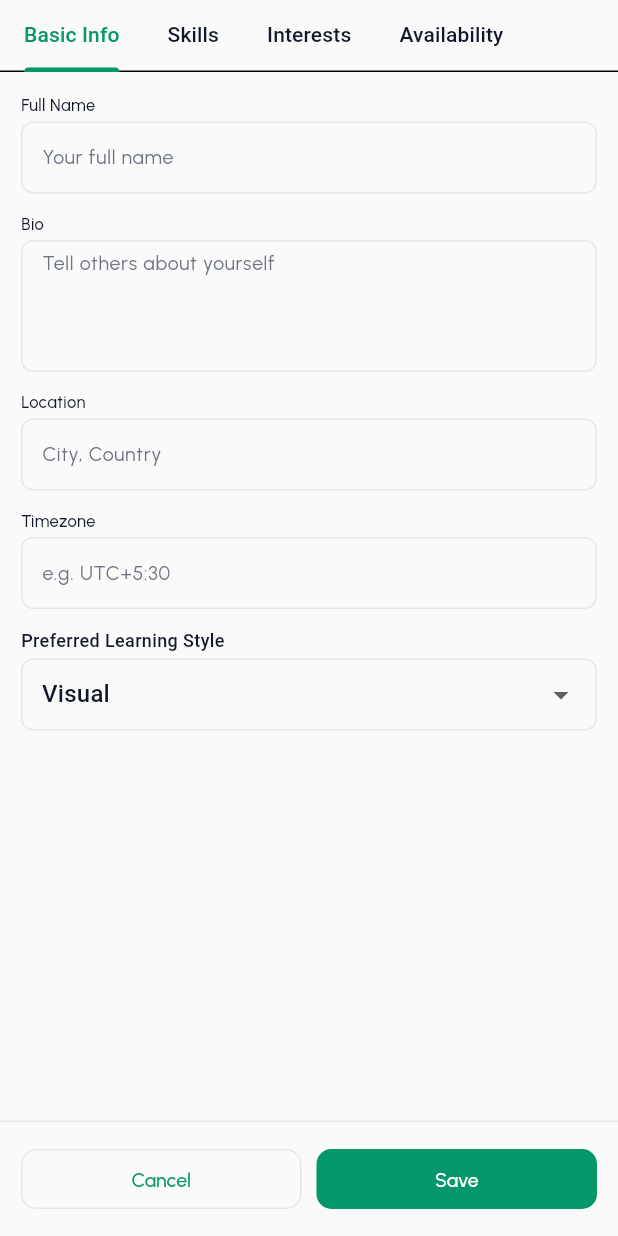
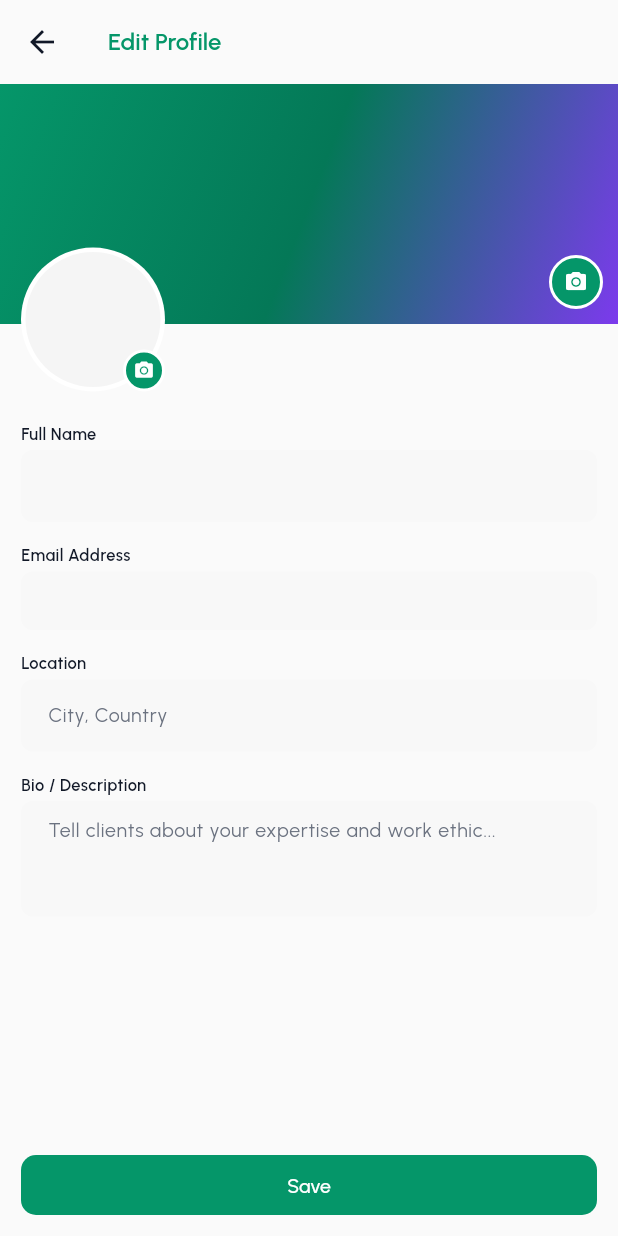
Before and after one commit to Pushparaj13811/flutter, a Flutter app: the ProfileEdit widget shown alone on an empty page, opened directly with empty values, on a phone screen of 412 x 824 dp. Run offline on Flutter 3.47's test engine with Material 3 defaults, Android fonts, the phone set to English and light mode, and no system bars; our stand-ins replace cached_network_image, chewie, cloud_firestore, connectivity_plus, firebase_auth, firebase_core and 13 more; missing offline and left inert: agora_rtc_engine; accounts and stored records are empty.

Commit message:
feat: redesign profile with gradient header, manage profile button, clean edit page
- Own profile: emerald gradient header, centered avatar, Manage Profile button
- Activity stats in gradient 2x2 grid card
- Clean nav list (sessions, community, settings) — removed logout (in settings)
- Edit profile: clean single-page with cover+avatar header, filled gray inputs, pinned save button
- Removed 3-dot menu from own profile

Co-Authored-By: Claude Opus 4.6 (1M context) <noreply@anthropic.com>

```diff
--- a/lib/features/profile/widgets/profile_edit.dart
+++ b/lib/features/profile/widgets/profile_edit.dart
@@ -1,16 +1,22 @@
-// Profile edit form widget
+// Profile edit form — clean single-page layout with cover + avatar header
 
+import 'dart:io';
+
+import 'package:cached_network_image/cached_network_image.dart';
 import 'package:flutter/material.dart';
 import 'package:flutter_riverpod/flutter_riverpod.dart';
+import 'package:image_picker/image_picker.dart';
+import 'package:skill_exchange/config/di/providers.dart';
+import 'package:skill_exchange/core/theme/app_colors_extension.dart';
+import 'package:skill_exchange/core/theme/app_gradients.dart';
 import 'package:skill_exchange/core/theme/app_spacing.dart';
+import 'package:skill_exchange/core/theme/app_radius.dart';
+import 'package:skill_exchange/core/theme/app_text_styles.dart';
 import 'package:skill_exchange/core/widgets/app_button.dart';
-import 'package:skill_exchange/core/widgets/app_text_field.dart';
-import 'package:skill_exchange/data/models/skill_model.dart';
+import 'package:skill_exchange/core/widgets/user_avatar.dart';
 import 'package:skill_exchange/data/models/update_profile_dto.dart';
 import 'package:skill_exchange/data/models/user_profile_model.dart';
 import 'package:skill_exchange/features/profile/providers/profile_provider.dart';
-import 'package:skill_exchange/features/profile/widgets/availability_grid.dart';
-import 'package:skill_exchange/features/profile/widgets/skills_section.dart';
 
 class ProfileEdit extends ConsumerStatefulWidget {
   const ProfileEdit({
@@ -29,51 +35,17 @@ class ProfileEdit extends ConsumerStatefulWidget {
 }
 
 class _ProfileEditState extends ConsumerState<ProfileEdit> {
-  // ── Controllers ──────────────────────────────────────────────────────────
-
   late final TextEditingController _fullNameController;
   late final TextEditingController _bioController;
   late final TextEditingController _locationController;
-  late final TextEditingController _timezoneController;
-  late final TextEditingController _interestInputController;
-
-  // ── Mutable edit state ───────────────────────────────────────────────────
-
-  late String _preferredLearningStyle;
-  late List<SkillModel> _skillsToTeach;
-  late List<SkillModel> _skillsToLearn;
-  late List<String> _interests;
-  late AvailabilityModel _editedAvailability;
-
-  // ── Learning style options ───────────────────────────────────────────────
-
-  static const List<String> _learningStyles = [
-    'visual',
-    'auditory',
-    'kinesthetic',
-    'reading',
-  ];
 
   @override
   void initState() {
     super.initState();
-
     final p = widget.profile;
-
     _fullNameController = TextEditingController(text: p.fullName);
     _bioController = TextEditingController(text: p.bio ?? '');
     _locationController = TextEditingController(text: p.location ?? '');
-    _timezoneController = TextEditingController(text: p.timezone ?? '');
-    _interestInputController = TextEditingController();
-
-    _preferredLearningStyle = _learningStyles.contains(p.preferredLearningStyle)
-        ? p.preferredLearningStyle
-        : 'visual';
-
-    _skillsToTeach = List<SkillModel>.from(p.skillsToTeach);
-    _skillsToLearn = List<SkillModel>.from(p.skillsToLearn);
-    _interests = List<String>.from(p.interests);
-    _editedAvailability = p.availability;
   }
 
   @override
@@ -81,24 +53,14 @@ class _ProfileEditState extends ConsumerState<ProfileEdit> {
     _fullNameController.dispose();
     _bioController.dispose();
     _locationController.dispose();
-    _timezoneController.dispose();
-    _interestInputController.dispose();
     super.dispose();
   }
-
-  // ── Save ─────────────────────────────────────────────────────────────────
 
   Future<void> _save() async {
     final dto = UpdateProfileDto(
       fullName: _fullNameController.text.trim(),
       bio: _bioController.text.trim(),
       location: _locationController.text.trim(),
-      timezone: _timezoneController.text.trim(),
-      preferredLearningStyle: _preferredLearningStyle,
-      skillsToTeach: _skillsToTeach,
-      skillsToLearn: _skillsToLearn,
-      interests: _interests,
-      availability: _editedAvailability,
     );
 
     final success = await ref
@@ -117,271 +79,296 @@ class _ProfileEditState extends ConsumerState<ProfileEdit> {
     }
   }
 
-  // ── Helpers ──────────────────────────────────────────────────────────────
+  Future<void> _pickAvatar() async {
+    final picker = ImagePicker();
+    final image = await picker.pickImage(source: ImageSource.gallery, maxWidth: 512);
+    if (image == null) return;
 
-  void _addInterest() {
-    final text = _interestInputController.text.trim();
-    if (text.isEmpty) return;
-    if (_interests.contains(text)) {
-      _interestInputController.clear();
-      return;
+    final file = File(image.path);
+    final url = await ref.read(profileNotifierProvider.notifier).uploadAvatar(file);
+    if (url != null && mounted) {
+      ref.invalidate(currentProfileProvider);
+      ScaffoldMessenger.of(context).showSnackBar(
+        const SnackBar(content: Text('Avatar updated!')),
+      );
     }
-    setState(() {
-      _interests = [..._interests, text];
-      _interestInputController.clear();
-    });
   }
 
-  void _removeInterest(String interest) {
-    setState(() {
-      _interests = _interests.where((i) => i != interest).toList();
-    });
+  Future<void> _pickCover() async {
+    final picker = ImagePicker();
+    final image = await picker.pickImage(source: ImageSource.gallery, maxWidth: 1200);
+    if (image == null) return;
+
+    final file = File(image.path);
+    try {
+      await ref.read(profileFirestoreServiceProvider).uploadCoverImage(file);
+      if (mounted) {
+        ref.invalidate(currentProfileProvider);
+        ScaffoldMessenger.of(context).showSnackBar(
+          const SnackBar(content: Text('Cover image updated!')),
+        );
+      }
+    } catch (e) {
+      if (mounted) {
+        ScaffoldMessenger.of(context).showSnackBar(
+          SnackBar(content: Text('Failed to upload cover: $e')),
+        );
+      }
+    }
   }
 
-  // ── Tab pages ────────────────────────────────────────────────────────────
+  @override
+  Widget build(BuildContext context) {
+    final colors = context.colors;
+    final notifierState = ref.watch(profileNotifierProvider);
+    final isSaving = notifierState is AsyncLoading;
+    final profile = widget.profile;
 
-  Widget _buildBasicInfoTab() {
-    return ListView(
-      padding: const EdgeInsets.all(AppSpacing.screenPadding),
+    return Column(
       children: [
-        AppTextField(
-          label: 'Full Name',
-          hint: 'Your full name',
-          controller: _fullNameController,
+        // App bar
+        AppBar(
+          leading: IconButton(
+            icon: const Icon(Icons.arrow_back),
+            onPressed: widget.onCancel,
           ),
-        const SizedBox(height: AppSpacing.inputGap),
-        AppTextField(
-          label: 'Bio',
-          hint: 'Tell others about yourself',
-          controller: _bioController,
-          maxLines: 4,
+          title: Text(
+            'Edit Profile',
+            style: AppTextStyles.h4.copyWith(color: colors.primary),
           ),
-        const SizedBox(height: AppSpacing.inputGap),
-        AppTextField(
-          label: 'Location',
-          hint: 'City, Country',
-          controller: _locationController,
+          backgroundColor: Colors.transparent,
+          elevation: 0,
         ),
-        const SizedBox(height: AppSpacing.inputGap),
-        AppTextField(
-          label: 'Timezone',
-          hint: 'e.g. UTC+5:30',
-          controller: _timezoneController,
+
+        // Scrollable content
+        Expanded(
+          child: SingleChildScrollView(
+            child: Column(
+              crossAxisAlignment: CrossAxisAlignment.start,
+              children: [
+                // Cover + Avatar
+                _buildCoverWithAvatar(context, colors, profile),
+                const SizedBox(height: AppSpacing.xl),
+
+                // Form fields
+                Padding(
+                  padding: const EdgeInsets.symmetric(horizontal: AppSpacing.screenPadding),
+                  child: Column(
+                    crossAxisAlignment: CrossAxisAlignment.start,
+                    children: [
+                      _buildFieldLabel('Full Name'),
+                      const SizedBox(height: AppSpacing.xs),
+                      _buildFilledField(colors, _fullNameController),
+                      const SizedBox(height: AppSpacing.lg),
+
+                      _buildFieldLabel('Email Address'),
+                      const SizedBox(height: AppSpacing.xs),
+                      _buildReadOnlyField(colors, profile.email),
+                      const SizedBox(height: AppSpacing.lg),
+
+                      _buildFieldLabel('Location'),
+                      const SizedBox(height: AppSpacing.xs),
+                      _buildFilledField(colors, _locationController, hint: 'City, Country'),
+                      const SizedBox(height: AppSpacing.lg),
+
+                      _buildFieldLabel('Bio / Description'),
+                      const SizedBox(height: AppSpacing.xs),
+                      _buildFilledField(
+                        colors,
+                        _bioController,
+                        hint: 'Tell clients about your expertise and work ethic...',
+                        maxLines: 3,
                       ),
-        const SizedBox(height: AppSpacing.inputGap),
-        _LabeledDropdown<String>(
-          label: 'Preferred Learning Style',
-          value: _preferredLearningStyle,
-          items: _learningStyles,
-          itemLabel: (s) => _capitalize(s),
-          onChanged: (val) {
-            if (val != null) setState(() => _preferredLearningStyle = val);
-          },
+                      const SizedBox(height: AppSpacing.xxxl),
+                    ],
                   ),
-      ],
-    );
-  }
-
-  Widget _buildSkillsTab() {
-    return ListView(
-      padding: const EdgeInsets.all(AppSpacing.screenPadding),
-      children: [
-        SkillsSection(
-          title: 'Skills to Teach',
-          skills: _skillsToTeach,
-          onChanged: (updated) => setState(() => _skillsToTeach = updated),
-        ),
-        const SizedBox(height: AppSpacing.sectionGap),
-        SkillsSection(
-          title: 'Skills to Learn',
-          skills: _skillsToLearn,
-          onChanged: (updated) => setState(() => _skillsToLearn = updated),
-        ),
-      ],
-    );
-  }
-
-  Widget _buildInterestsTab() {
-    return ListView(
-      padding: const EdgeInsets.all(AppSpacing.screenPadding),
-      children: [
-        if (_interests.isEmpty)
-          const Padding(
-            padding: EdgeInsets.only(bottom: AppSpacing.md),
-            child: Text('No interests added yet.'),
-          )
-        else
-          Wrap(
-            spacing: AppSpacing.sm,
-            runSpacing: AppSpacing.sm,
-            children: _interests.map((interest) {
-              return Chip(
-                label: Text(interest),
-                deleteIcon: const Icon(Icons.close, size: 16),
-                onDeleted: () => _removeInterest(interest),
-              );
-            }).toList(),
-          ),
-        const SizedBox(height: AppSpacing.lg),
-        Row(
-          children: [
-            Expanded(
-              child: AppTextField(
-                hint: 'Add an interest',
-                controller: _interestInputController,
-                onChanged: (_) => setState(() {}),
-              ),
-            ),
-            const SizedBox(width: AppSpacing.sm),
-            AppButton.primary(
-              label: 'Add',
-              onPressed: _interestInputController.text.trim().isNotEmpty
-                  ? _addInterest
-                  : null,
                 ),
               ],
             ),
-      ],
-    );
-  }
-
-  Widget _buildAvailabilityTab() {
-    return ListView(
-      padding: const EdgeInsets.all(AppSpacing.screenPadding),
-      children: [
-        AvailabilityGrid(
-          availability: _editedAvailability,
-          readOnly: false,
-          onChanged: (updated) =>
-              setState(() => _editedAvailability = updated),
-        ),
-      ],
-    );
-  }
-
-  // ── Build ────────────────────────────────────────────────────────────────
-
-  @override
-  Widget build(BuildContext context) {
-    final notifierState = ref.watch(profileNotifierProvider);
-    final isSaving = notifierState is AsyncLoading;
-
-    return SafeArea(
-      child: DefaultTabController(
-      length: 4,
-      child: Column(
-        children: [
-          // ── Tab bar ───────────────────────────────────────────────────────
-          const TabBar(
-            isScrollable: true,
-            tabAlignment: TabAlignment.start,
-            tabs: [
-              Tab(text: 'Basic Info'),
-              Tab(text: 'Skills'),
-              Tab(text: 'Interests'),
-              Tab(text: 'Availability'),
-            ],
-          ),
-
-          // ── Tab content ───────────────────────────────────────────────────
-          Expanded(
-            child: TabBarView(
-              children: [
-                _buildBasicInfoTab(),
-                _buildSkillsTab(),
-                _buildInterestsTab(),
-                _buildAvailabilityTab(),
-              ],
           ),
         ),
 
-          // ── Action buttons ────────────────────────────────────────────────
-          const Divider(height: 1),
-          Padding(
-            padding: const EdgeInsets.all(AppSpacing.screenPadding),
-            child: Row(
-              children: [
-                Expanded(
-                  child: AppButton.outline(
-                    label: 'Cancel',
-                    onPressed: isSaving ? null : widget.onCancel,
+        // Save button pinned at bottom
+        Container(
+          padding: EdgeInsets.only(
+            left: AppSpacing.screenPadding,
+            right: AppSpacing.screenPadding,
+            top: AppSpacing.md,
+            bottom: MediaQuery.of(context).padding.bottom + AppSpacing.md,
           ),
-                ),
-                const SizedBox(width: AppSpacing.md),
-                Expanded(
+          child: SizedBox(
+            width: double.infinity,
             child: AppButton.primary(
               label: 'Save',
               isLoading: isSaving,
               onPressed: isSaving ? null : _save,
             ),
           ),
+        ),
       ],
+    );
+  }
+
+  Widget _buildCoverWithAvatar(
+      BuildContext context, AppColorsExtension colors, UserProfileModel profile) {
+    const double coverHeight = 160.0;
+    const double avatarSize = 90.0;
+    const double avatarOverlap = avatarSize / 2;
+
+    return SizedBox(
+      height: coverHeight + avatarOverlap,
+      child: Stack(
+        clipBehavior: Clip.none,
+        children: [
+          // Cover image
+          GestureDetector(
+            onTap: _pickCover,
+            child: SizedBox(
+              height: coverHeight,
+              width: double.infinity,
+              child: Stack(
+                children: [
+                  if (profile.coverImage != null && profile.coverImage!.isNotEmpty)
+                    CachedNetworkImage(
+                      imageUrl: profile.coverImage!,
+                      fit: BoxFit.cover,
+                      width: double.infinity,
+                      height: coverHeight,
+                      errorWidget: (_, _, _) => Container(
+                        decoration: BoxDecoration(
+                          gradient: AppGradients.heroFor(Theme.of(context).brightness),
+                        ),
+                      ),
+                    )
+                  else
+                    Container(
+                      decoration: BoxDecoration(
+                        gradient: AppGradients.heroFor(Theme.of(context).brightness),
+                      ),
+                    ),
+                  // Camera icon on cover
+                  Positioned(
+                    bottom: 10,
+                    right: 10,
+                    child: Container(
+                      width: 36,
+                      height: 36,
+                      decoration: BoxDecoration(
+                        color: colors.primary,
+                        shape: BoxShape.circle,
+                        border: Border.all(color: Colors.white, width: 2),
+                      ),
+                      child: const Icon(Icons.camera_alt, size: 16, color: Colors.white),
                     ),
                   ),
                 ],
               ),
             ),
+          ),
+
+          // Avatar overlapping bottom of cover
+          Positioned(
+            bottom: 0,
+            left: AppSpacing.screenPadding,
+            child: GestureDetector(
+              onTap: _pickAvatar,
+              child: Stack(
+                children: [
+                  Container(
+                    padding: const EdgeInsets.all(3),
+                    decoration: BoxDecoration(
+                      shape: BoxShape.circle,
+                      color: colors.card,
+                    ),
+                    child: UserAvatar(
+                      imageUrl: profile.avatar,
+                      name: profile.fullName,
+                      size: avatarSize,
+                    ),
+                  ),
+                  Positioned(
+                    bottom: 0,
+                    right: 0,
+                    child: Container(
+                      width: 28,
+                      height: 28,
+                      decoration: BoxDecoration(
+                        color: colors.primary,
+                        shape: BoxShape.circle,
+                        border: Border.all(color: Colors.white, width: 2),
+                      ),
+                      child: const Icon(Icons.camera_alt, size: 14, color: Colors.white),
+                    ),
+                  ),
+                ],
+              ),
+            ),
+          ),
+        ],
+      ),
     );
   }
 
-  String _capitalize(String s) {
-    if (s.isEmpty) return s;
-    return s[0].toUpperCase() + s.substring(1);
-  }
+  Widget _buildFieldLabel(String label) {
+    return Text(
+      label,
+      style: AppTextStyles.labelMedium.copyWith(
+        color: Theme.of(context).colorScheme.onSurface,
+        fontWeight: FontWeight.w600,
+      ),
+    );
   }
 
-// ── Reusable labeled dropdown ─────────────────────────────────────────────────
-
-class _LabeledDropdown<T> extends StatelessWidget {
-  const _LabeledDropdown({
-    super.key,
-    required this.label,
-    required this.value,
-    required this.items,
-    required this.itemLabel,
-    required this.onChanged,
-  });
-
-  final String label;
-  final T value;
-  final List<T> items;
-  final String Function(T) itemLabel;
-  final ValueChanged<T?> onChanged;
-
-  @override
-  Widget build(BuildContext context) {
-    return Column(
-      crossAxisAlignment: CrossAxisAlignment.start,
-      mainAxisSize: MainAxisSize.min,
-      children: [
-        Text(
-          label,
-          style: const TextStyle(
-            fontSize: 12,
-            fontWeight: FontWeight.w500,
-            height: 1.4,
+  Widget _buildFilledField(
+    AppColorsExtension colors,
+    TextEditingController controller, {
+    String? hint,
+    int maxLines = 1,
+  }) {
+    return TextField(
+      controller: controller,
+      maxLines: maxLines,
+      style: AppTextStyles.bodyMedium.copyWith(color: colors.foreground),
+      decoration: InputDecoration(
+        hintText: hint,
+        hintStyle: AppTextStyles.bodyMedium.copyWith(color: colors.mutedForeground),
+        filled: true,
+        fillColor: colors.muted.withValues(alpha: 0.5),
+        border: OutlineInputBorder(
+          borderRadius: BorderRadius.circular(AppRadius.input),
+          borderSide: BorderSide.none,
+        ),
+        enabledBorder: OutlineInputBorder(
+          borderRadius: BorderRadius.circular(AppRadius.input),
+          borderSide: BorderSide.none,
+        ),
+        focusedBorder: OutlineInputBorder(
+          borderRadius: BorderRadius.circular(AppRadius.input),
+          borderSide: BorderSide(color: colors.primary, width: 1.5),
+        ),
+        contentPadding: const EdgeInsets.symmetric(
+          horizontal: AppSpacing.lg,
+          vertical: AppSpacing.md,
         ),
       ),
-        const SizedBox(height: AppSpacing.xs),
-        DropdownButtonFormField<T>(
-          initialValue: value,
-          isExpanded: true,
-          decoration: const InputDecoration(
-            border: OutlineInputBorder(),
-            contentPadding: EdgeInsets.symmetric(
-              horizontal: AppSpacing.md,
-              vertical: AppSpacing.sm,
+    );
+  }
+
+  Widget _buildReadOnlyField(AppColorsExtension colors, String value) {
+    return Container(
+      width: double.infinity,
+      padding: const EdgeInsets.symmetric(
+        horizontal: AppSpacing.lg,
+        vertical: AppSpacing.md,
       ),
+      decoration: BoxDecoration(
+        color: colors.muted.withValues(alpha: 0.5),
+        borderRadius: BorderRadius.circular(AppRadius.input),
       ),
-          items: items.map((item) {
-            return DropdownMenuItem<T>(
-              value: item,
-              child: Text(itemLabel(item)),
-            );
-          }).toList(),
-          onChanged: onChanged,
+      child: Text(
+        value,
+        style: AppTextStyles.bodyMedium.copyWith(color: colors.mutedForeground),
       ),
-      ],
     );
   }
 }
--- a/lib/features/profile/widgets/profile_view.dart
+++ b/lib/features/profile/widgets/profile_view.dart
@@ -150,25 +150,26 @@ class _OwnProfileLayout extends StatelessWidget {
                   ),
                   const SizedBox(height: AppSpacing.lg),
 
-                  // Edit Profile button
-                  OutlinedButton(
+                  // Manage Profile button
+                  OutlinedButton.icon(
                     onPressed: onEditPressed,
+                    icon: const Icon(Icons.edit_outlined, size: 16),
+                    label: Text(
+                      'Manage Profile',
+                      style: AppTextStyles.labelMedium.copyWith(
+                        color: Colors.white,
+                        fontWeight: FontWeight.w600,
+                      ),
+                    ),
                     style: OutlinedButton.styleFrom(
                       foregroundColor: Colors.white,
-                      side: const BorderSide(color: Colors.white, width: 1.5),
+                      side: const BorderSide(color: Colors.white70, width: 1),
                       padding: const EdgeInsets.symmetric(
-                        horizontal: AppSpacing.xl,
+                        horizontal: AppSpacing.lg,
                         vertical: AppSpacing.sm,
                       ),
                       shape: RoundedRectangleBorder(
-                        borderRadius: BorderRadius.circular(AppRadius.button),
-                      ),
-                    ),
-                    child: Text(
-                      'Edit Profile',
-                      style: AppTextStyles.labelMedium.copyWith(
-                        color: Colors.white,
-                        fontWeight: FontWeight.w600,
+                        borderRadius: BorderRadius.circular(AppRadius.full),
                       ),
                     ),
                   ),
@@ -342,20 +343,11 @@ class _OwnProfileLayout extends StatelessWidget {
             colors: colors,
             onTap: () => context.push(RouteNames.settings),
           ),
-          const SizedBox(height: AppSpacing.lg),
-          Divider(height: 1, color: colors.border.withValues(alpha: 0.3)),
-          _NavItem(
-            icon: Icons.logout,
-            label: 'Log Out',
-            colors: colors,
-            destructive: true,
-            onTap: onLogoutPressed,
-          ),
           const SizedBox(height: AppSpacing.xl),
 
           // Version footer
           Text(
-            'Skill Exchange',
+            'Skill Exchange v1.0.0',
             style: AppTextStyles.caption.copyWith(
               color: colors.mutedForeground,
             ),
```
Lines whose indentation alone changed are shown as unchanged.
